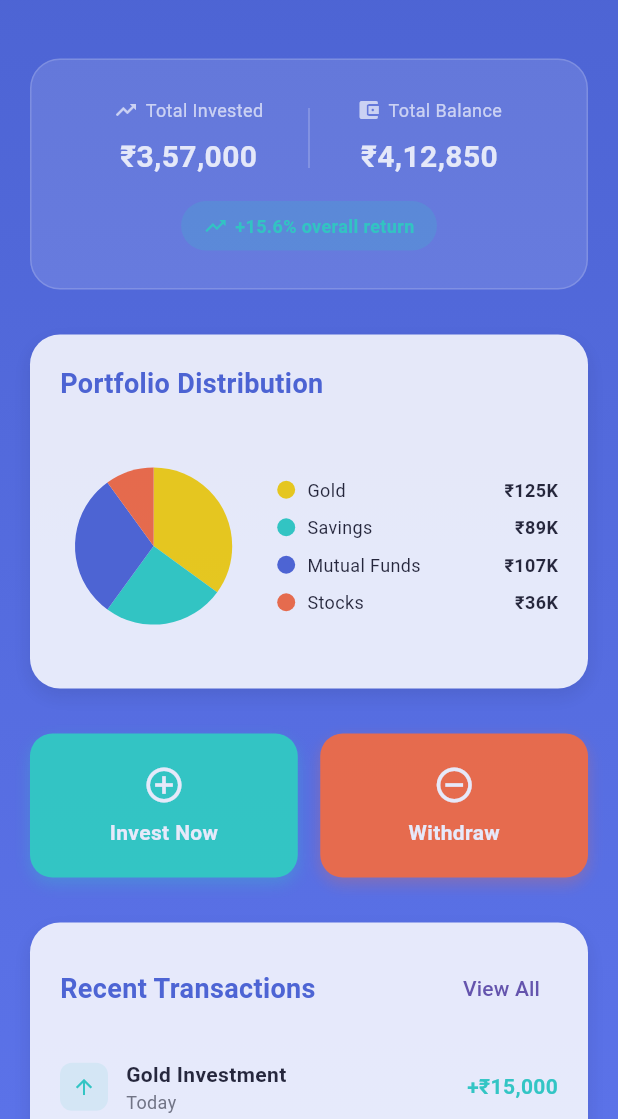
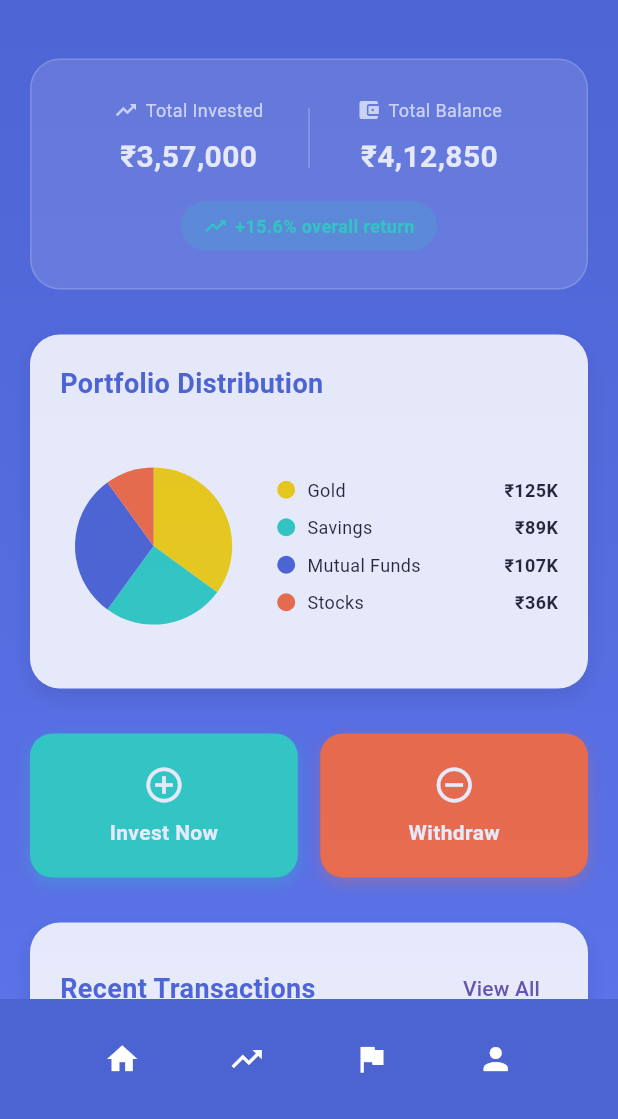
Before and after one commit to prantiksanki/Faida, a Flutter app: the screen it shows after launch, after a tap on "Start", on a phone screen of 412 x 824 dp, the part 117-1236 px from its top. Run offline on Flutter 3.47's test engine with Material 3 defaults, Android fonts, the phone set to English and light mode, and no system bars; our stand-ins replace shared_preferences.

Commit message:
Connection done

```diff
--- a/frontend/faida_demo/lib/main.dart
+++ b/frontend/faida_demo/lib/main.dart
@@ -1,5 +1,10 @@
 import 'package:flutter/material.dart';
 import 'screens/welcome_page.dart';
+import 'screens/home_page.dart';
+import 'screens/investment_page.dart';
+import 'screens/goal_planning_page.dart';
+import 'screens/user_profile.dart';
+
 
 void main() {
   runApp(MyApp());
@@ -18,6 +23,12 @@ class MyApp extends StatelessWidget {
       ),
       home: WelcomePage(),
       debugShowCheckedModeBanner: false,
+      routes: {
+        '/home': (context) => HomePage(),
+        '/investment': (context) => InvestmentPage(),
+        '/goals': (context) => GoalPlanningPage(),
+        '/profile': (context) => UserProfilePage(),
+      },
     );
   }
 }
--- a/frontend/faida_demo/lib/screens/home_page.dart
+++ b/frontend/faida_demo/lib/screens/home_page.dart
@@ -111,10 +111,50 @@ class _HomePageState extends State<HomePage> with TickerProviderStateMixin {
                   _buildInvestorSuggestions(),
                   SizedBox(height: 30),
                   _buildChatButton(),
-                  SizedBox(height: 20),
+                  SizedBox(height: 80), // Space for bottom navbar
                 ],
               ),
             ),
+          ),
+        ),
+      ),
+      bottomNavigationBar: BottomAppBar(
+        color: Color(0xFF4C63D2),
+        elevation: 10,
+        child: Padding(
+          padding: const EdgeInsets.symmetric(vertical: 8.0, horizontal: 24.0),
+          child: Row(
+            mainAxisAlignment: MainAxisAlignment.spaceAround,
+            children: [
+              IconButton(
+                icon: Icon(Icons.home, color: Colors.white),
+                tooltip: 'Home',
+                onPressed: () {
+                  Navigator.pushNamed(context, '/home');
+                },
+              ),
+              IconButton(
+                icon: Icon(Icons.trending_up, color: Colors.white),
+                tooltip: 'Investment',
+                onPressed: () {
+                  Navigator.pushNamed(context, '/investment');
+                },
+              ),
+              IconButton(
+                icon: Icon(Icons.flag, color: Colors.white),
+                tooltip: 'Goals',
+                onPressed: () {
+                  Navigator.pushNamed(context, '/goals');
+                },
+              ),
+              IconButton(
+                icon: Icon(Icons.person, color: Colors.white),
+                tooltip: 'Profile',
+                onPressed: () {
+                  Navigator.pushNamed(context, '/profile');
+                },
+              ),
+            ],
           ),
         ),
       ),
--- a/frontend/faida_demo/pubspec.yaml
+++ b/frontend/faida_demo/pubspec.yaml
@@ -12,6 +12,8 @@ dependencies:
   http: ^1.4.0
   shared_preferences: ^2.2.2
   cupertino_icons: ^1.0.2
+  intl: ^0.19.0
+
 
 dev_dependencies:
   flutter_test:
```
Also changed, not shown: frontend/faida_demo/lib/screens/investment_page.dart (+40 -4 lines), frontend/faida_demo/pubspec.lock.
